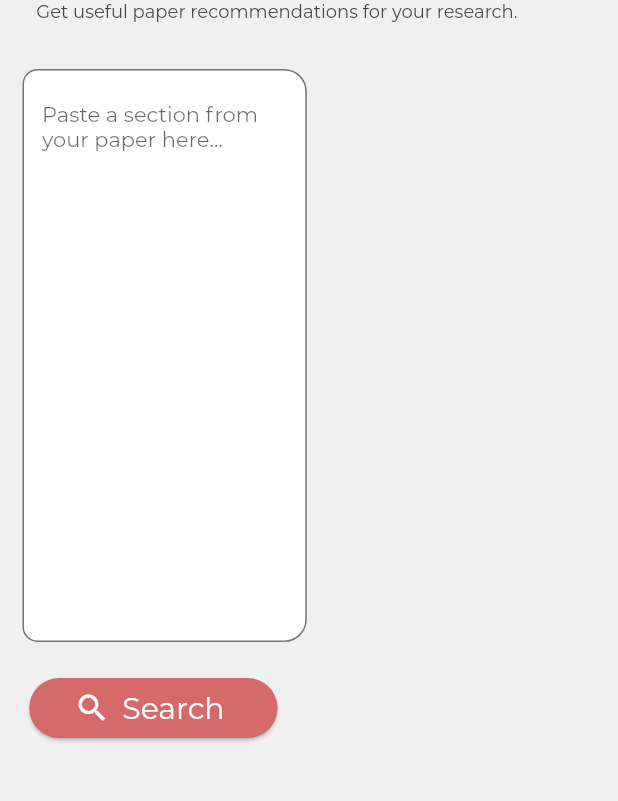
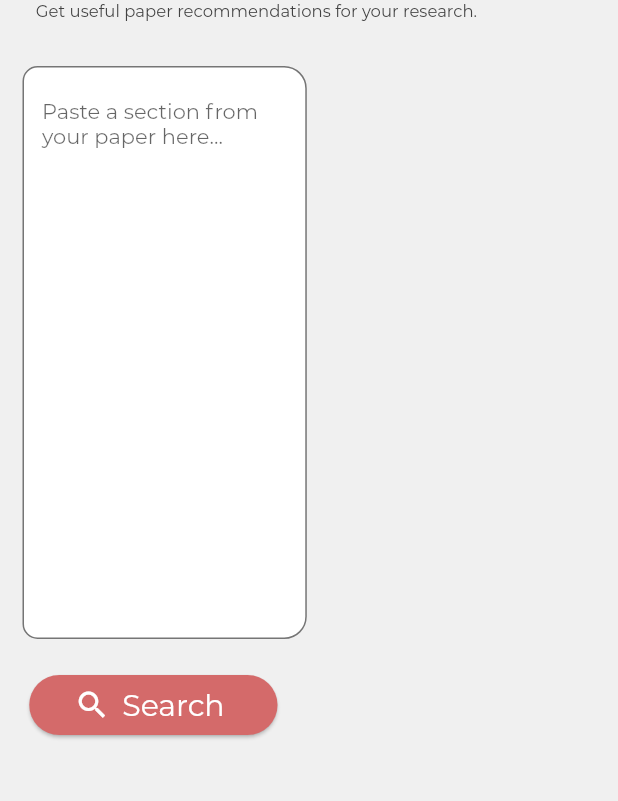
Before and after one commit to sebastiancelis98/CitationRexApp, a Flutter app: the screen it shows after launch, on a phone screen of 412 x 824 dp, the part 81-882 px from its top. Run offline on Flutter 3.47's test engine with Material 2 defaults, Android fonts, the light colour scheme and no system bars.

Commit message:
Reduce title and subtitle font size

```diff
--- a/lib/main.dart
+++ b/lib/main.dart
@@ -94,7 +94,7 @@ class _DynamicBodyState extends State<DynamicBody> {
                       ' Get useful paper recommendations for your research.',
                       style: TextStyle(
                         fontFamily: 'Montserrat',
-                        fontSize: 12,
+                        fontSize: 11,
                         color: Colors.grey[800]
                       ),
                     ),
```
